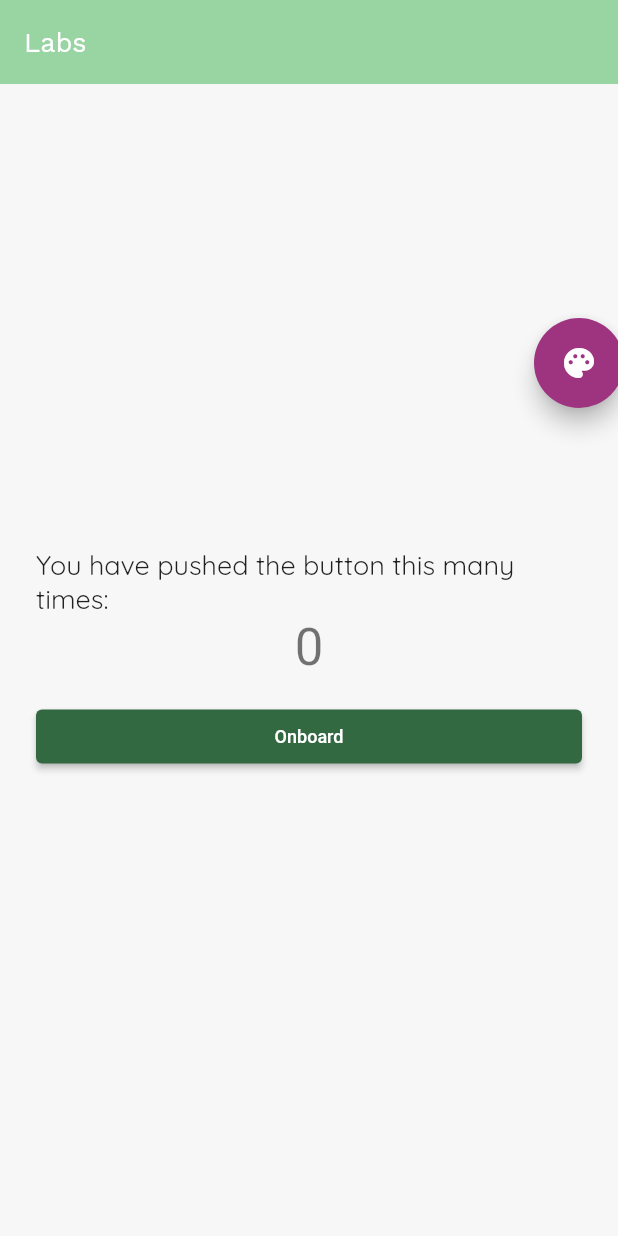
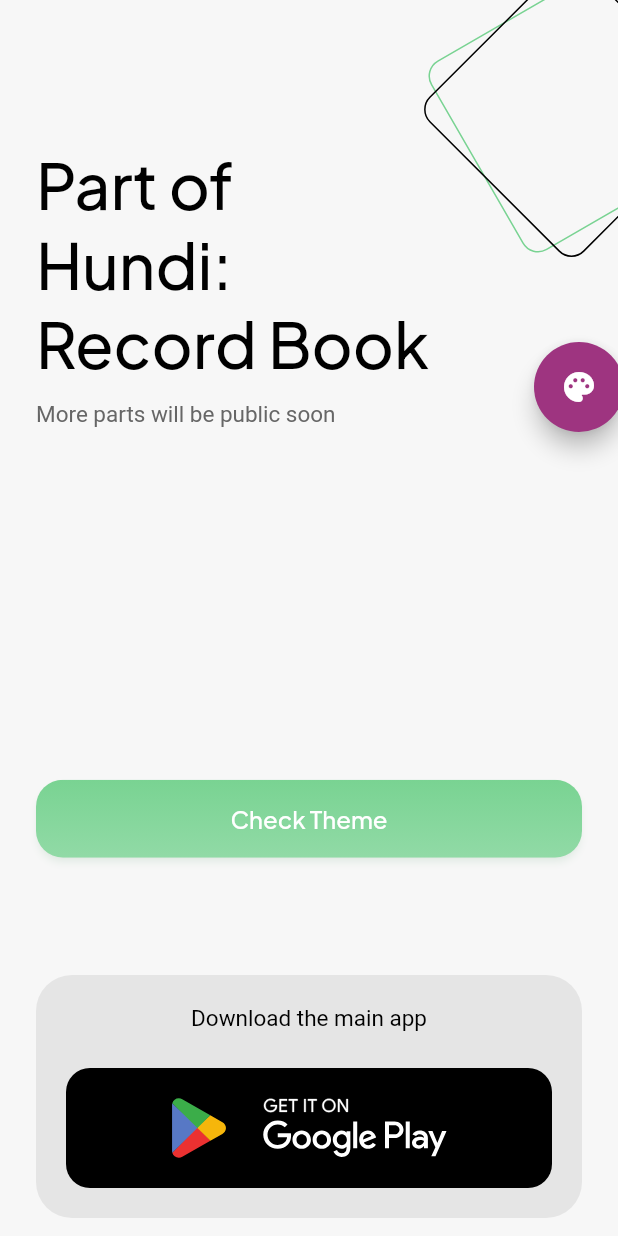
Before and after one commit to JunkieLabs/hundi-app-parts, a Flutter app: the screen it shows after launch, on a phone screen of 412 x 824 dp. Run offline on Flutter 3.47's test engine with Material 2 defaults, Android fonts, the phone set to English and light mode, and no system bars; our stand-ins replace auto_route, flutter_colorpicker, flutter_svg, go_router, google_fonts.

Commit message:
added code

```diff
--- a/lib/main.dart
+++ b/lib/main.dart
@@ -22,7 +22,7 @@ class MyApp extends StatelessWidget {
   Widget build(BuildContext context) {
     print("MyApp");
     return ChangeNotifierProvider<AppThemeProvider>(
-        create: (_) => AppThemeProvider(defaultColor: Color(0xFF6CE18D)),
+        create: (_) => AppThemeProvider(defaultColor: const Color(0xFF6CE18D)),
         child:  ThemedApp());
   }
 }
--- a/lib/ui/pages/labs/labs_page.dart
+++ b/lib/ui/pages/labs/labs_page.dart
@@ -1,29 +1,22 @@
 import 'package:auto_route/auto_route.dart';
+import 'dart:math' as math;
 import 'package:flutter/material.dart';
-import 'package:flutter_colorpicker/flutter_colorpicker.dart';
+import 'package:flutter_svg/flutter_svg.dart';
 import 'package:go_router/go_router.dart';
+import 'package:hundi_flutter_parts/ui/res/styles/text_styles.dart';
 import 'package:hundi_flutter_parts/ui/res/theme/app_theme_colors.dart';
-import 'package:hundi_flutter_parts/ui/res/theme/app_theme_provider.dart';
+import 'package:hundi_flutter_parts/ui/res/theme/app_theme_display.dart';
+import 'package:hundi_flutter_parts/ui/res/theme/theme_helper.dart';
 import 'package:hundi_flutter_parts/ui/res/values/dimens.dart';
 import 'package:hundi_flutter_parts/ui/res/values/gaps.dart';
-import 'package:hundi_flutter_parts/ui/routes/app_router.dart';
 import 'package:hundi_flutter_parts/ui/shared/color_picker/color_picker.dart';
-import 'package:provider/provider.dart';
+import 'package:hundi_flutter_parts/ui/widgets/hundiButton_widget.dart';
+import 'package:url_launcher/url_launcher_string.dart';
 
 @RoutePage()
 class LabsPage extends StatefulWidget {
   const LabsPage({super.key});
 
-  // This widget is the home page of your application. It is stateful, meaning
-  // that it has a State object (defined below) that contains fields that affect
-  // how it looks.
-
-  // This class is the configuration for the state. It holds the values (in this
-  // case the title) provided by the parent (in this case the App widget) and
-  // used by the build method of the State. Fields in a Widget subclass are
-  // always marked "final".
-
-  // final String title;
 
   @override
   State<LabsPage> createState() => _LabsPageState();
@@ -33,6 +26,7 @@ class _LabsPageState extends State<LabsPage> {
   int _counter = 0;
 
   late AppThemeColors themeColors;
+  late AppThemeDisplay appThemeDisplay;
 
   @override
   void initState() {
@@ -46,23 +40,51 @@ class _LabsPageState extends State<LabsPage> {
     double screenWidth = MediaQuery.of(context).size.width;
     themeColors = Theme.of(context).extension<AppThemeColors>() ??
         AppThemeColors.seedColor(seedColor: Color(0xFF6CE18D), isDark: false);
+
+    appThemeDisplay = JlThemeHelper.prepareThemeMedia(context);
     return Scaffold(
+      resizeToAvoidBottomInset: false,
+      extendBodyBehindAppBar: true,
       appBar: AppBar(
-        // TRY THIS: Try changing the color here to a specific color (to
-        // Colors.amber, perhaps?) and trigger a hot reload to see the AppBar
-        // change color while the other colors stay the same.
-        backgroundColor: Theme.of(context).colorScheme.inversePrimary,
-        // Here we take the value from the LabsPage object that was created by
-        // the App.build method, and use it to set our appbar title.
-        title: Text("Labs"),
+        backgroundColor: Colors.transparent,
+
+        automaticallyImplyLeading: false,
+        // title: Text(widget.title),
+        actions: [],
       ),
       body: Stack(
         children: [
+          Positioned(
+              right: -42,
+              top: 0,
+              child: Transform.rotate(
+                angle: -math.pi / 6,
+                child: Container(
+                  height: 146,
+                  width: 146,
+                  decoration: BoxDecoration(
+                      borderRadius: BorderRadius.circular(JlResDimens.dp_12),
+                      border: Border.all(color: themeColors.primary)),
+                ),
+              )),
+          Positioned(
+            right: -42,
+            top: 0,
+            child: Transform.rotate(
+                angle: -math.pi / 4,
+                child: Container(
+                  height: 146,
+                  width: 146,
+                  decoration: BoxDecoration(
+                      borderRadius: BorderRadius.circular(JlResDimens.dp_12),
+                      border: Border.all(color: themeColors.onSurface)),
+                )),
+          ),
           _widgetContents(context),
           ColorPickerWidget(
             onDragCompleted: () {},
             onDragStarted: () {},
-            offset: Offset(screenWidth - 56, 156),
+            offset: Offset(screenWidth - 56, 228),
             seedColor: themeColors.seedColor,
           )
         ],
@@ -76,32 +98,119 @@ class _LabsPageState extends State<LabsPage> {
 
   _widgetContents(BuildContext context) {
     return Container(
-      padding: EdgeInsets.symmetric(horizontal: JlResDimens.dp_24),
+      padding: const EdgeInsets.symmetric(horizontal: JlResDimens.dp_24),
       // Center is a layout widget. It takes a single child and positions it
       // in the middle of the parent.
       child: Column(
-        mainAxisAlignment: MainAxisAlignment.center,
+        crossAxisAlignment: CrossAxisAlignment.start,
         children: <Widget>[
-          const Text(
-            'You have pushed the button this many times:',
+          JlResGaps.v_96,
+          Text(
+            'Part of',
+            style: JlTextStyles.h1.copyWith(
+                fontSize: (appThemeDisplay.isSamllHeight
+                    ? JlResDimens.sp_32
+                    : JlResDimens.sp_42),
+                color: themeColors.onSurface),
           ),
           Text(
-            '$_counter',
-            style: Theme.of(context).textTheme.headlineMedium,
+            'Hundi:',
+            style: JlTextStyles.h1.copyWith(
+                fontSize: (appThemeDisplay.isSamllHeight
+                    ? JlResDimens.sp_32
+                    : JlResDimens.sp_42),
+                color: themeColors.onSurface),
           ),
-          JlResGaps.v_16,
-          SizedBox(
-            width: double.infinity,
-            child: ElevatedButton(
-              child: const Text('Onboard'),
-              onPressed: () {
-                context.go("/onboard");
-                // Modular.to.pushNamed(UiConstants.Routes.splash);
+          Text(
+            'Record Book',
+            style: JlTextStyles.h1.copyWith(
+                fontSize: (appThemeDisplay.isSamllHeight
+                    ? JlResDimens.sp_32
+                    : JlResDimens.sp_42),
+                color: themeColors.onSurface),
+          ),
+          JlResGaps.v_12,
+          Text(
+            'More parts will be public soon',
+            style: JlTextStyles.h6.copyWith(color: themeColors.onSurfaceMedium),
+          ),
+          Flexible(flex: 3, child: Container()),
+          HundiButtonWidget(
+              mOnClicked: () {
+                context.push("/onboard");
+                // _modalAuth(AuthUiConstants.CASE_LOGIN_PHONE);
               },
+              mTxt: "Check Theme",
+              widthType: HundiButtonWidget.WIDTH_EXPANDED),
+          Flexible(flex: 1, child: Container()),
+          Container(
+            padding: const EdgeInsets.symmetric(horizontal: 20, vertical: 20),
+            decoration: BoxDecoration(
+                borderRadius: BorderRadius.circular(JlResDimens.dp_24),
+                color: Color.alphaBlend(themeColors.onSurface.withOpacity(0.1), themeColors.surface) ),
+            child: Column(
+              mainAxisSize: MainAxisSize.min,
+              crossAxisAlignment: CrossAxisAlignment.stretch,
+              children: [
+                Align(
+                  child: Text(
+                    "Download the main app",
+                    style:
+                        JlTextStyles.h6.copyWith(color: themeColors.onSurface),
+                  ),
+                ),
+                JlResGaps.v_24,
+                Material(
+                    color: Colors.transparent,
+                    child: InkWell(
+                        borderRadius: BorderRadius.circular(JlResDimens.dp_24),
+                        onTap: () => {_openPlayStore()},
+                        child: Container(
+                          padding: const EdgeInsets.symmetric(
+                              horizontal: 20, vertical: 20),
+                          decoration: BoxDecoration(
+                              borderRadius:
+                                  BorderRadius.circular(JlResDimens.dp_16),
+                              color: themeColors.onSurface),
+                          child: Row(
+                            mainAxisAlignment: MainAxisAlignment.center,
+                            children: [
+                              SvgPicture.asset(
+                                'assets/svg/google_play_icon.svg',
+                                height: JlResDimens.dp_40,
+                              ),
+                              JlResGaps.h_24,
+                              SvgPicture.asset(
+                                'assets/svg/google_play_text.svg',
+                                height: JlResDimens.dp_40,
+                                colorFilter: ColorFilter.mode(
+                                    themeColors.surface, BlendMode.srcIn),
+                              ),
+                            ],
+                          ),
+                        )))
+              ],
             ),
           ),
+          JlResGaps.v_12,
         ],
       ),
     );
   }
+
+  /* ***********************************************************************
+   *
+   */
+
+  void _openPlayStore() async {
+    const String playStoreLink =
+        "https://play.google.com/store/apps/details?id=com.hundi.social"; // Replace with your app's Play Store link
+
+    if (await canLaunchUrlString(playStoreLink)) {
+      await launchUrlString(playStoreLink);
+    } else {
+      // Handle error: unable to open the link
+      print('Error: Could not open Play Store');
+    }
+  }
 }
--- a/lib/ui/pages/onboard/onboard_page.dart
+++ b/lib/ui/pages/onboard/onboard_page.dart
@@ -57,7 +57,7 @@ class OnboardPageState extends State<OnboardPage> {
           ColorPickerWidget(
             onDragCompleted: (){},
             onDragStarted: (){},
-            offset: Offset(screenWidth - 56, 156),
+            offset: Offset(screenWidth - 56, 200),
             seedColor: themeColors.seedColor,
 
           )
--- a/lib/ui/pages/onboard/parts/onboard_illustration.dart
+++ b/lib/ui/pages/onboard/parts/onboard_illustration.dart
@@ -2,9 +2,6 @@ import 'package:flutter/material.dart';
 import 'package:hundi_flutter_parts/ui/res/theme/app_theme_colors.dart';
 
 class OnboardIllustrationWidget extends StatelessWidget {
-  // static const TYPE_ICON = 0;
-  // static const TYPE_DEFAULT = 1;
-  // late AppThemeColors themeColors;
 
   const OnboardIllustrationWidget({
     Key? key,
@@ -19,7 +16,7 @@ class OnboardIllustrationWidget extends StatelessWidget {
         Container(
             decoration:  BoxDecoration(
           image: DecorationImage(
-            image: AssetImage('assets/img/card/pic_card_shadow.png'),
+            image: const AssetImage('assets/img/card/pic_card_shadow.png'),
             fit: BoxFit.fitHeight,
              colorFilter:
                 ColorFilter.mode(themeColors.onSurface.withOpacity(0.4), BlendMode.srcIn),
--- a/pubspec.yaml
+++ b/pubspec.yaml
@@ -41,6 +41,7 @@ dependencies:
   flutter_colorpicker: ^1.0.3
   flutter_svg: ^2.0.7
   go_router: ^10.0.0
+  url_launcher: ^6.1.12
 
 dev_dependencies:
   flutter_test:
```
Also changed, not shown: lib/ui/res/theme/theme_helper.dart (+0 -14 lines), assets/svg/google_play.svg (added), assets/svg/google_play_icon.svg (added), assets/svg/google_play_text.svg (added), pubspec.lock, 5 other files.
